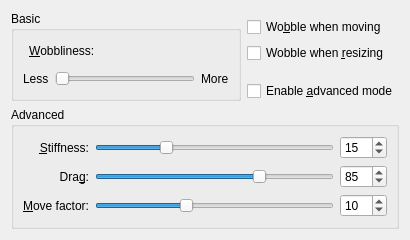
Qt form effects/wobblywindows_config.ui (KDE/kwin) before a commit.
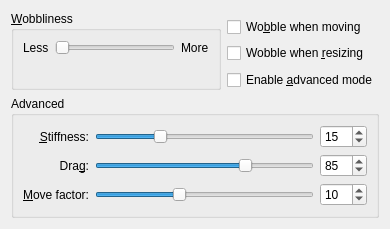
The same form after that commit.

Commit message: Use grid layouts instead of form layouts.

Diff of the .ui file:
```diff
--- a/effects/wobblywindows_config.ui
+++ b/effects/wobblywindows_config.ui
@@ -5,85 +5,17 @@
    <rect>
     <x>0</x>
     <y>0</y>
-    <width>410</width>
-    <height>240</height>
+    <width>375</width>
+    <height>229</height>
    </rect>
   </property>
   <layout class="QGridLayout" name="gridLayout" >
-   <item rowspan="5" row="1" column="0" >
-    <widget class="QGroupBox" name="basicGroup" >
-     <property name="enabled" >
-      <bool>true</bool>
-     </property>
-     <property name="title" >
-      <string>Basic</string>
-     </property>
-     <property name="checkable" >
-      <bool>false</bool>
-     </property>
-     <layout class="QGridLayout" name="gridLayout_2" >
-      <item row="1" column="0" colspan="3" >
-       <layout class="QHBoxLayout" name="horizontalLayout" >
-        <item>
-         <widget class="QLabel" name="label" >
-          <property name="text" >
-           <string>Less</string>
-          </property>
-         </widget>
-        </item>
-        <item>
-         <widget class="QSlider" name="wobblinessSlider" >
-          <property name="maximum" >
-           <number>4</number>
-          </property>
-          <property name="orientation" >
-           <enum>Qt::Horizontal</enum>
-          </property>
-         </widget>
-        </item>
-        <item>
-         <widget class="QLabel" name="label_2" >
-          <property name="text" >
-           <string>More</string>
-          </property>
-         </widget>
-        </item>
-       </layout>
-      </item>
-      <item row="0" column="1" >
-       <widget class="QLabel" name="label_3" >
-        <property name="text" >
-         <string>&amp;Wobbliness:</string>
-        </property>
-        <property name="buddy" >
-         <cstring>wobblinessSlider</cstring>
-        </property>
-       </widget>
-      </item>
-      <item row="0" column="2" >
-       <spacer name="horizontalSpacer" >
-        <property name="orientation" >
-         <enum>Qt::Horizontal</enum>
-        </property>
-        <property name="sizeHint" stdset="0" >
-         <size>
-          <width>140</width>
-          <height>20</height>
-         </size>
-        </property>
-       </spacer>
-      </item>
-     </layout>
-    </widget>
-   </item>
    <item row="6" column="0" colspan="2" >
     <widget class="QGroupBox" name="advancedGroup" >
      <property name="title" >
       <string>Advanced</string>
      </property>
      <layout class="QGridLayout" name="gridLayout_3" >
-      <item row="1" column="0" colspan="2" >
-       <layout class="QGridLayout" name="gridLayout_4" >
         <item row="0" column="0" >
          <widget class="QLabel" name="label_4" >
           <property name="text" >
@@ -97,6 +29,35 @@
           </property>
          </widget>
         </item>
+      <item row="0" column="1" >
+       <widget class="QSlider" name="stiffnessSlider" >
+        <property name="minimum" >
+         <number>1</number>
+        </property>
+        <property name="maximum" >
+         <number>50</number>
+        </property>
+        <property name="value" >
+         <number>15</number>
+        </property>
+        <property name="orientation" >
+         <enum>Qt::Horizontal</enum>
+        </property>
+       </widget>
+      </item>
+      <item row="0" column="2" >
+       <widget class="QSpinBox" name="stiffnessSpin" >
+        <property name="minimum" >
+         <number>1</number>
+        </property>
+        <property name="maximum" >
+         <number>50</number>
+        </property>
+        <property name="value" >
+         <number>15</number>
+        </property>
+       </widget>
+      </item>
         <item row="1" column="0" >
          <widget class="QLabel" name="label_5" >
           <property name="text" >
@@ -123,22 +84,6 @@
           </property>
          </widget>
         </item>
-        <item row="0" column="1" >
-         <widget class="QSlider" name="stiffnessSlider" >
-          <property name="minimum" >
-           <number>1</number>
-          </property>
-          <property name="maximum" >
-           <number>50</number>
-          </property>
-          <property name="value" >
-           <number>15</number>
-          </property>
-          <property name="orientation" >
-           <enum>Qt::Horizontal</enum>
-          </property>
-         </widget>
-        </item>
         <item row="1" column="1" >
          <widget class="QSlider" name="dragSlider" >
           <property name="minimum" >
@@ -155,35 +100,6 @@
           </property>
          </widget>
         </item>
-        <item row="2" column="1" >
-         <widget class="QSlider" name="moveFactorSlider" >
-          <property name="minimum" >
-           <number>1</number>
-          </property>
-          <property name="maximum" >
-           <number>25</number>
-          </property>
-          <property name="value" >
-           <number>10</number>
-          </property>
-          <property name="orientation" >
-           <enum>Qt::Horizontal</enum>
-          </property>
-         </widget>
-        </item>
-        <item row="0" column="2" >
-         <widget class="QSpinBox" name="stiffnessSpin" >
-          <property name="minimum" >
-           <number>1</number>
-          </property>
-          <property name="maximum" >
-           <number>50</number>
-          </property>
-          <property name="value" >
-           <number>15</number>
-          </property>
-         </widget>
-        </item>
         <item row="1" column="2" >
          <widget class="QSpinBox" name="dragSpin" >
           <property name="minimum" >
@@ -197,6 +113,22 @@
           </property>
          </widget>
         </item>
+      <item row="2" column="1" >
+       <widget class="QSlider" name="moveFactorSlider" >
+        <property name="minimum" >
+         <number>1</number>
+        </property>
+        <property name="maximum" >
+         <number>25</number>
+        </property>
+        <property name="value" >
+         <number>10</number>
+        </property>
+        <property name="orientation" >
+         <enum>Qt::Horizontal</enum>
+        </property>
+       </widget>
+      </item>
         <item row="2" column="2" >
          <widget class="QSpinBox" name="moveFactorSpin" >
           <property name="minimum" >
@@ -211,8 +143,6 @@
          </widget>
         </item>
        </layout>
-      </item>
-     </layout>
     </widget>
    </item>
    <item row="2" column="1" >
@@ -249,7 +179,70 @@
      </property>
     </widget>
    </item>
-  </layout>
+   <item rowspan="5" row="1" column="0" >
+    <widget class="QGroupBox" name="basicGroup" >
+     <property name="enabled" >
+      <bool>true</bool>
+     </property>
+     <property name="title" >
+      <string>&amp;Wobbliness</string>
+     </property>
+     <property name="checkable" >
+      <bool>false</bool>
+     </property>
+     <layout class="QGridLayout" name="gridLayout_2" >
+      <item row="0" column="0" >
+       <widget class="QLabel" name="label" >
+        <property name="text" >
+         <string>Less</string>
+        </property>
+       </widget>
+      </item>
+      <item row="0" column="1" >
+       <widget class="QSlider" name="wobblinessSlider" >
+        <property name="minimumSize" >
+         <size>
+          <width>120</width>
+          <height>0</height>
+         </size>
+        </property>
+        <property name="maximum" >
+         <number>4</number>
+        </property>
+        <property name="orientation" >
+         <enum>Qt::Horizontal</enum>
+        </property>
+       </widget>
+      </item>
+      <item row="0" column="2" >
+       <widget class="QLabel" name="label_2" >
+        <property name="text" >
+         <string>More</string>
+        </property>
+       </widget>
+      </item>
+      <item row="1" column="1" >
+       <spacer name="verticalSpacer_2" >
+        <property name="orientation" >
+         <enum>Qt::Vertical</enum>
+        </property>
+        <property name="sizeHint" stdset="0" >
+         <size>
+          <width>20</width>
+          <height>0</height>
+         </size>
+        </property>
+       </spacer>
+      </item>
+     </layout>
+    </widget>
+   </item>
+  </layout>
+  <zorder>advancedGroup</zorder>
+  <zorder>moveBox</zorder>
+  <zorder>resizeBox</zorder>
+  <zorder>advancedBox</zorder>
+  <zorder>basicGroup</zorder>
  </widget>
  <tabstops>
   <tabstop>wobblinessSlider</tabstop>
```
Lines whose indentation alone changed are shown as unchanged. The commit also changes 15 other files.
